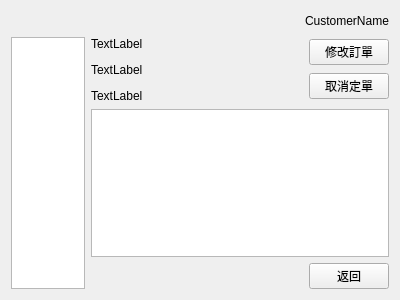
Above: client/DepotSystemClient/Form/checkorderform.ui from B10215037/DepotSystem before the change. Below: the same form after it.
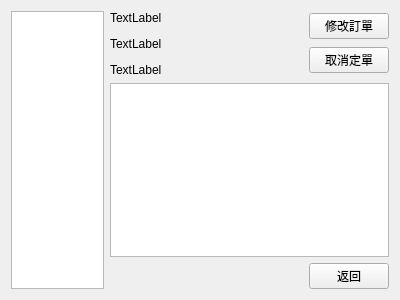
That is the form after the change.

Commit message: modify username label

What changed in the file:
```diff
--- a/client/DepotSystemClient/Form/checkorderform.ui
+++ b/client/DepotSystemClient/Form/checkorderform.ui
@@ -13,33 +13,7 @@
   <property name="windowTitle">
    <string>Form</string>
   </property>
-  <layout class="QVBoxLayout" name="verticalLayout_3">
-   <item>
-    <layout class="QHBoxLayout" name="horizontalLayout_4">
-     <item>
-      <spacer name="horizontalSpacer_2">
-       <property name="orientation">
-        <enum>Qt::Horizontal</enum>
-       </property>
-       <property name="sizeHint" stdset="0">
-        <size>
-         <width>40</width>
-         <height>20</height>
-        </size>
-       </property>
-      </spacer>
-     </item>
-     <item>
-      <widget class="QLabel" name="label">
-       <property name="text">
-        <string>CustomerName</string>
-       </property>
-      </widget>
-     </item>
-    </layout>
-   </item>
-   <item>
-    <layout class="QHBoxLayout" name="horizontalLayout" stretch="1,4">
+  <layout class="QHBoxLayout" name="horizontalLayout_4" stretch="1,3">
      <item>
       <widget class="QListView" name="listView"/>
      </item>
@@ -98,8 +72,6 @@
             <string>返回</string>
            </property>
           </widget>
-         </item>
-        </layout>
        </item>
       </layout>
      </item>
```
Lines whose indentation alone changed are shown as unchanged. The commit also changes 7 other files.
